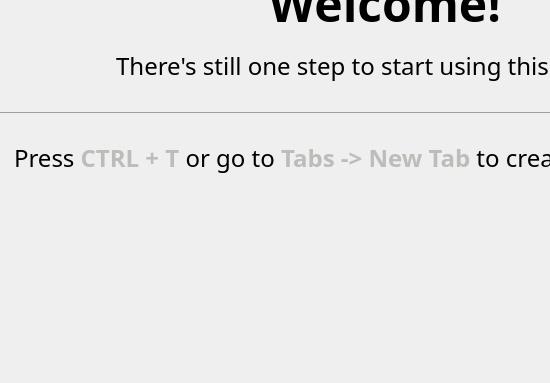
Old version of the form views/mainwindow.ui in the repository TheDmitry/CS206-OOP-Application; both pictures show x 136 to 686 and y 235 to 618 of the 1042 by 618 pixel window.
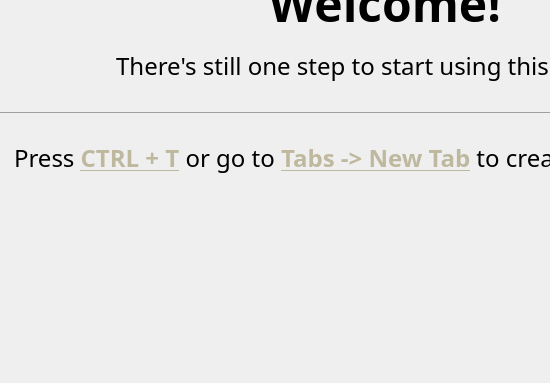
New version of the form.

Commit message: Better text formatting, label should be hidden after new tab creation

Diff of the .ui file:
```diff
--- a/views/mainwindow.ui
+++ b/views/mainwindow.ui
@@ -73,7 +73,7 @@
        </font>
       </property>
       <property name="text">
-       <string>&lt;html&gt;&lt;head/&gt;&lt;body&gt;&lt;h1 align=&quot;center&quot; style=&quot; margin-top:18px; margin-bottom:12px; margin-left:0px; margin-right:0px; -qt-block-indent:0; text-indent:0px;&quot;&gt;&lt;span style=&quot; font-size:xx-large; font-weight:700;&quot;&gt;Welcome!&lt;/span&gt;&lt;/h1&gt;&lt;p align=&quot;center&quot;&gt;There's still one step to start using this program&lt;/p&gt;&lt;hr/&gt;&lt;p align=&quot;center&quot;&gt;Press &lt;span style=&quot; font-weight:700; color:#bebcb8;&quot;&gt;CTRL + T&lt;/span&gt; or go to &lt;span style=&quot; font-weight:700; color:#bebcb8;&quot;&gt;Tabs -&amp;gt; New Tab&lt;/span&gt; to create new workspace&lt;/p&gt;&lt;/body&gt;&lt;/html&gt;</string>
+       <string>&lt;html&gt;&lt;head/&gt;&lt;body&gt;&lt;h1 align=&quot;center&quot; style=&quot; margin-top:18px; margin-bottom:12px; margin-left:0px; margin-right:0px; -qt-block-indent:0; text-indent:0px;&quot;&gt;&lt;span style=&quot; font-size:xx-large; font-weight:700;&quot;&gt;Welcome!&lt;/span&gt;&lt;/h1&gt;&lt;p align=&quot;center&quot;&gt;There's still one step to start using this program&lt;/p&gt;&lt;hr/&gt;&lt;p align=&quot;center&quot;&gt;Press &lt;span style=&quot; font-weight:700; text-decoration: underline; color:#beb99e;&quot;&gt;CTRL + T&lt;/span&gt; or go to &lt;span style=&quot; font-weight:700; text-decoration: underline; color:#beb99e;&quot;&gt;Tabs -&amp;gt; New Tab&lt;/span&gt; to create new workspace&lt;/p&gt;&lt;/body&gt;&lt;/html&gt;</string>
       </property>
       <property name="textFormat">
        <enum>Qt::TextFormat::RichText</enum>
```
The commit also changes 1 other file.
